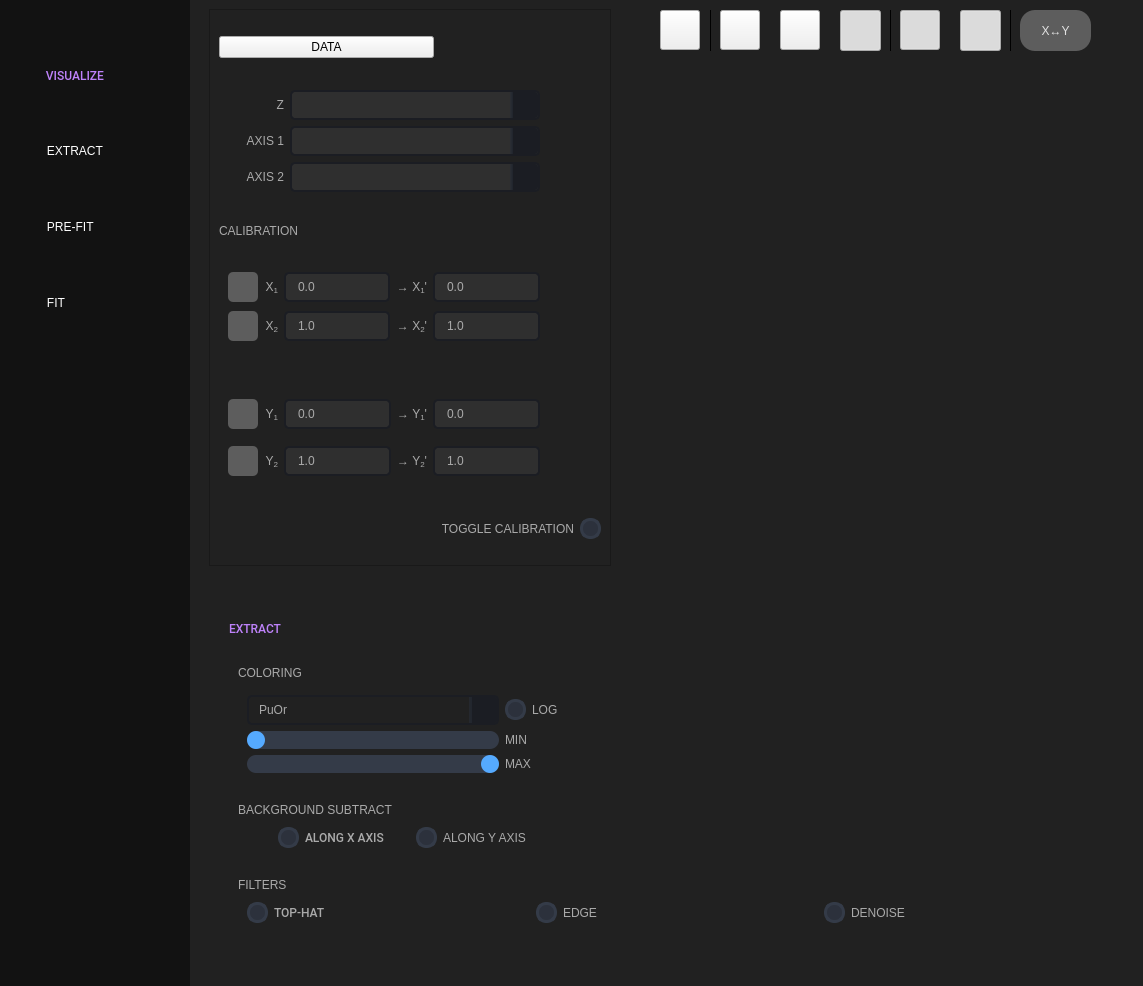
This is resources/ui_window.ui in scqubits/qfit as Qt 5 draws it before an edit. The edited form follows.
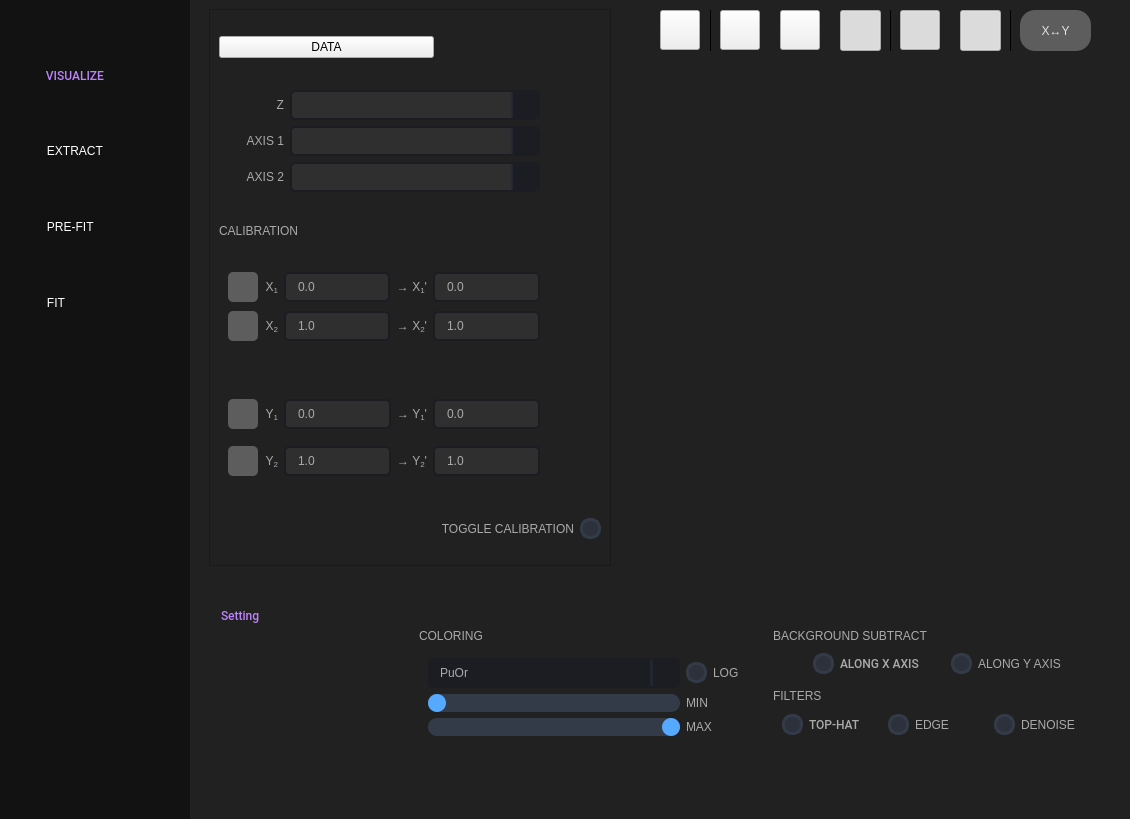
This is the edited form. The open tabs and pages were chosen to show the change. Icons and pictures are not drawn. Custom widgets are drawn as their Qt base class.

Patch:
```diff
--- a/resources/ui_window.ui
+++ b/resources/ui_window.ui
@@ -13,8 +13,8 @@
    <rect>
     <x>0</x>
     <y>0</y>
-    <width>1143</width>
-    <height>965</height>
+    <width>1130</width>
+    <height>792</height>
    </rect>
   </property>
   <property name="sizePolicy">
@@ -848,7 +848,7 @@
           <item row="1" column="1" colspan="3">
            <widget class="QStackedWidget" name="bottomStackedWidget">
             <property name="sizePolicy">
-             <sizepolicy hsizetype="Preferred" vsizetype="MinimumExpanding">
+             <sizepolicy hsizetype="Preferred" vsizetype="Fixed">
               <horstretch>0</horstretch>
               <verstretch>0</verstretch>
              </sizepolicy>
@@ -856,7 +856,7 @@
             <property name="minimumSize">
              <size>
               <width>0</width>
-              <height>200</height>
+              <height>220</height>
              </size>
             </property>
             <property name="styleSheet">
@@ -891,7 +891,7 @@
               <item>
                <widget class="QFrame" name="frame_8">
                 <property name="sizePolicy">
-                 <sizepolicy hsizetype="Preferred" vsizetype="Expanding">
+                 <sizepolicy hsizetype="Preferred" vsizetype="Preferred">
                   <horstretch>0</horstretch>
                   <verstretch>0</verstretch>
                  </sizepolicy>
@@ -904,17 +904,187 @@
 	border: none;
 }</string>
                 </property>
-                <layout class="QVBoxLayout" name="verticalLayout_12">
+                <layout class="QGridLayout" name="gridLayout_5">
                  <property name="leftMargin">
-                  <number>20</number>
+                  <number>12</number>
                  </property>
                  <property name="topMargin">
-                  <number>25</number>
+                  <number>12</number>
                  </property>
+                 <item row="2" column="2">
+                  <widget class="QWidget" name="widget_2" native="true">
+                   <layout class="QVBoxLayout" name="verticalLayout_5">
+                    <property name="topMargin">
+                     <number>0</number>
+                    </property>
+                    <property name="bottomMargin">
+                     <number>0</number>
+                    </property>
                  <item>
+                     <widget class="QPushButton" name="bgndSubtractPushButton">
+                      <property name="text">
+                       <string>BACKGROUND SUBTRACT</string>
+                      </property>
+                      <property name="icon">
+                       <iconset resource="resources.qrc">
+                        <normaloff>:/icons/svg/cil-caret-right.svg</normaloff>
+                        <normalon>:/icons/svg/cil-caret-bottom.svg</normalon>:/icons/svg/cil-caret-right.svg</iconset>
+                      </property>
+                      <property name="checkable">
+                       <bool>true</bool>
+                      </property>
+                      <property name="checked">
+                       <bool>true</bool>
+                      </property>
+                     </widget>
+                    </item>
+                    <item>
+                     <widget class="QFrame" name="bgndSubtractQFrame">
+                      <property name="sizePolicy">
+                       <sizepolicy hsizetype="Fixed" vsizetype="Fixed">
+                        <horstretch>0</horstretch>
+                        <verstretch>0</verstretch>
+                       </sizepolicy>
+                      </property>
+                      <property name="minimumSize">
+                       <size>
+                        <width>330</width>
+                        <height>0</height>
+                       </size>
+                      </property>
+                      <property name="layoutDirection">
+                       <enum>Qt::LeftToRight</enum>
+                      </property>
+                      <layout class="QGridLayout" name="gridLayout_8">
+                       <property name="topMargin">
+                        <number>4</number>
+                       </property>
+                       <property name="horizontalSpacing">
+                        <number>0</number>
+                       </property>
+                       <property name="verticalSpacing">
+                        <number>7</number>
+                       </property>
+                       <item row="3" column="1">
+                        <widget class="QCheckBox" name="bgndSubtractYCheckBox">
+                         <property name="sizePolicy">
+                          <sizepolicy hsizetype="Fixed" vsizetype="Fixed">
+                           <horstretch>0</horstretch>
+                           <verstretch>0</verstretch>
+                          </sizepolicy>
+                         </property>
+                         <property name="toolTip">
+                          <string notr="true">Background subtraction along Y</string>
+                         </property>
+                         <property name="text">
+                          <string notr="true">ALONG Y AXIS</string>
+                         </property>
+                         <property name="tristate">
+                          <bool>false</bool>
+                         </property>
+                        </widget>
+                       </item>
+                       <item row="3" column="0">
+                        <widget class="QCheckBox" name="bgndSubtractXCheckBox">
+                         <property name="sizePolicy">
+                          <sizepolicy hsizetype="Fixed" vsizetype="Fixed">
+                           <horstretch>0</horstretch>
+                           <verstretch>0</verstretch>
+                          </sizepolicy>
+                         </property>
+                         <property name="font">
+                          <font>
+                           <family>Roboto Medium</family>
+                           <pointsize>9</pointsize>
+                          </font>
+                         </property>
+                         <property name="toolTip">
+                          <string notr="true">Background subtraction along X</string>
+                         </property>
+                         <property name="text">
+                          <string notr="true">ALONG X AXIS</string>
+                         </property>
+                         <property name="checked">
+                          <bool>false</bool>
+                         </property>
+                         <property name="tristate">
+                          <bool>false</bool>
+                         </property>
+                        </widget>
+                       </item>
+                      </layout>
+                     </widget>
+                    </item>
+                    <item>
+                     <widget class="QPushButton" name="filtersPushButton">
+                      <property name="text">
+                       <string>FILTERS</string>
+                      </property>
+                      <property name="icon">
+                       <iconset resource="resources.qrc">
+                        <normaloff>:/icons/svg/cil-caret-right.svg</normaloff>
+                        <normalon>:/icons/svg/cil-caret-bottom.svg</normalon>:/icons/svg/cil-caret-right.svg</iconset>
+                      </property>
+                      <property name="checkable">
+                       <bool>true</bool>
+                      </property>
+                     </widget>
+                    </item>
+                    <item>
+                     <widget class="QFrame" name="filterQFrame">
+                      <layout class="QHBoxLayout" name="horizontalLayout_7">
+                       <property name="topMargin">
+                        <number>4</number>
+                       </property>
+                       <item>
+                        <widget class="QCheckBox" name="topHatCheckBox">
+                         <property name="font">
+                          <font>
+                           <family>Roboto Medium</family>
+                           <pointsize>9</pointsize>
+                          </font>
+                         </property>
+                         <property name="toolTip">
+                          <string notr="true"/>
+                         </property>
+                         <property name="text">
+                          <string notr="true">TOP-HAT</string>
+                         </property>
+                        </widget>
+                       </item>
+                       <item>
+                        <widget class="QCheckBox" name="edgeFilterCheckBox">
+                         <property name="toolTip">
+                          <string notr="true"/>
+                         </property>
+                         <property name="text">
+                          <string notr="true">EDGE</string>
+                         </property>
+                        </widget>
+                       </item>
+                       <item>
+                        <widget class="QCheckBox" name="waveletCheckBox">
+                         <property name="toolTip">
+                          <string notr="true"/>
+                         </property>
+                         <property name="text">
+                          <string notr="true">DENOISE</string>
+                         </property>
+                        </widget>
+                       </item>
+                      </layout>
+                     </widget>
+                    </item>
+                   </layout>
+                  </widget>
+                 </item>
+                 <item row="0" column="0" colspan="3">
                   <widget class="QLabel" name="label_4">
+                   <property name="enabled">
+                    <bool>true</bool>
+                   </property>
                    <property name="sizePolicy">
-                    <sizepolicy hsizetype="Preferred" vsizetype="Preferred">
+                    <sizepolicy hsizetype="Preferred" vsizetype="Fixed">
                      <horstretch>0</horstretch>
                      <verstretch>0</verstretch>
                     </sizepolicy>
@@ -937,7 +1107,7 @@
                     <enum>QFrame::NoFrame</enum>
                    </property>
                    <property name="text">
-                    <string>EXTRACT</string>
+                    <string>Setting</string>
                    </property>
                    <property name="alignment">
                     <set>Qt::AlignLeading|Qt::AlignLeft|Qt::AlignTop</set>
@@ -947,70 +1117,15 @@
                    </property>
                   </widget>
                  </item>
-                 <item>
-                  <spacer name="verticalSpacer">
-                   <property name="orientation">
-                    <enum>Qt::Vertical</enum>
-                   </property>
-                   <property name="sizeType">
-                    <enum>QSizePolicy::Fixed</enum>
-                   </property>
-                   <property name="sizeHint" stdset="0">
-                    <size>
-                     <width>20</width>
-                     <height>15</height>
-                    </size>
-                   </property>
-                  </spacer>
-                 </item>
-                 <item>
-                  <widget class="QScrollArea" name="scrollArea">
-                   <property name="minimumSize">
-                    <size>
-                     <width>0</width>
-                     <height>0</height>
-                    </size>
-                   </property>
-                   <property name="maximumSize">
-                    <size>
-                     <width>16777215</width>
-                     <height>1000000</height>
-                    </size>
-                   </property>
-                   <property name="styleSheet">
-                    <string notr="true">background-color: rgb(33,33,33);</string>
-                   </property>
-                   <property name="frameShape">
-                    <enum>QFrame::NoFrame</enum>
-                   </property>
-                   <property name="frameShadow">
-                    <enum>QFrame::Plain</enum>
-                   </property>
-                   <property name="horizontalScrollBarPolicy">
-                    <enum>Qt::ScrollBarAlwaysOff</enum>
-                   </property>
-                   <property name="widgetResizable">
-                    <bool>true</bool>
-                   </property>
-                   <property name="alignment">
-                    <set>Qt::AlignLeading|Qt::AlignLeft|Qt::AlignTop</set>
-                   </property>
-                   <widget class="QWidget" name="scrollAreaWidgetContents_4">
-                    <property name="geometry">
-                     <rect>
-                      <x>0</x>
-                      <y>0</y>
-                      <width>887</width>
-                      <height>366</height>
-                     </rect>
-                    </property>
-                    <property name="sizePolicy">
-                     <sizepolicy hsizetype="Preferred" vsizetype="MinimumExpanding">
-                      <horstretch>0</horstretch>
-                      <verstretch>0</verstretch>
-                     </sizepolicy>
-                    </property>
-                    <layout class="QVBoxLayout" name="verticalLayout_5">
+                 <item row="2" column="1">
+                  <widget class="QWidget" name="widget" native="true">
+                   <layout class="QVBoxLayout" name="verticalLayout_2">
+                    <property name="topMargin">
+                     <number>0</number>
+                    </property>
+                    <property name="bottomMargin">
+                     <number>0</number>
+                    </property>
                      <item>
                       <widget class="QPushButton" name="coloringPushButton">
                        <property name="text">
@@ -1206,209 +1321,34 @@
                        </layout>
                       </widget>
                      </item>
-                     <item>
+                   </layout>
+                  </widget>
+                 </item>
+                 <item row="2" column="0">
+                  <spacer name="horizontalSpacer_11">
+                   <property name="orientation">
+                    <enum>Qt::Horizontal</enum>
+                   </property>
+                   <property name="sizeType">
+                    <enum>QSizePolicy::Fixed</enum>
+                   </property>
+                   <property name="sizeHint" stdset="0">
+                    <size>
+                     <width>40</width>
+                     <height>20</height>
+                    </size>
+                   </property>
+                  </spacer>
+                 </item>
+                 <item row="3" column="2">
                       <spacer name="verticalSpacer_2">
                        <property name="orientation">
                         <enum>Qt::Vertical</enum>
                        </property>
-                       <property name="sizeType">
-                        <enum>QSizePolicy::Fixed</enum>
-                       </property>
                        <property name="sizeHint" stdset="0">
                         <size>
                          <width>20</width>
-                         <height>15</height>
-                        </size>
-                       </property>
-                      </spacer>
-                     </item>
-                     <item>
-                      <widget class="QPushButton" name="bgndSubtractPushButton">
-                       <property name="text">
-                        <string>BACKGROUND SUBTRACT</string>
-                       </property>
-                       <property name="icon">
-                        <iconset resource="resources.qrc">
-                         <normaloff>:/icons/svg/cil-caret-right.svg</normaloff>
-                         <normalon>:/icons/svg/cil-caret-bottom.svg</normalon>:/icons/svg/cil-caret-right.svg</iconset>
-                       </property>
-                       <property name="checkable">
-                        <bool>true</bool>
-                       </property>
-                       <property name="checked">
-                        <bool>true</bool>
-                       </property>
-                      </widget>
-                     </item>
-                     <item>
-                      <widget class="QFrame" name="bgndSubtractQFrame">
-                       <property name="sizePolicy">
-                        <sizepolicy hsizetype="Fixed" vsizetype="Fixed">
-                         <horstretch>0</horstretch>
-                         <verstretch>0</verstretch>
-                        </sizepolicy>
-                       </property>
-                       <property name="minimumSize">
-                        <size>
-                         <width>330</width>
                          <height>0</height>
-                        </size>
-                       </property>
-                       <property name="layoutDirection">
-                        <enum>Qt::LeftToRight</enum>
-                       </property>
-                       <layout class="QGridLayout" name="gridLayout_8">
-                        <property name="topMargin">
-                         <number>4</number>
-                        </property>
-                        <property name="horizontalSpacing">
-                         <number>0</number>
-                        </property>
-                        <property name="verticalSpacing">
-                         <number>7</number>
-                        </property>
-                        <item row="3" column="1">
-                         <widget class="QCheckBox" name="bgndSubtractYCheckBox">
-                          <property name="sizePolicy">
-                           <sizepolicy hsizetype="Fixed" vsizetype="Fixed">
-                            <horstretch>0</horstretch>
-                            <verstretch>0</verstretch>
-                           </sizepolicy>
-                          </property>
-                          <property name="toolTip">
-                           <string notr="true">Background subtraction along Y</string>
-                          </property>
-                          <property name="text">
-                           <string notr="true">ALONG Y AXIS</string>
-                          </property>
-                          <property name="tristate">
-                           <bool>false</bool>
-                          </property>
-                         </widget>
-                        </item>
-                        <item row="3" column="0">
-                         <widget class="QCheckBox" name="bgndSubtractXCheckBox">
-                          <property name="sizePolicy">
-                           <sizepolicy hsizetype="Fixed" vsizetype="Fixed">
-                            <horstretch>0</horstretch>
-                            <verstretch>0</verstretch>
-                           </sizepolicy>
-                          </property>
-                          <property name="font">
-                           <font>
-                            <family>Roboto Medium</family>
-                            <pointsize>9</pointsize>
-                           </font>
-                          </property>
-                          <property name="toolTip">
-                           <string notr="true">Background subtraction along X</string>
-                          </property>
-                          <property name="text">
-                           <string notr="true">ALONG X AXIS</string>
-                          </property>
-                          <property name="checked">
-                           <bool>false</bool>
-                          </property>
-                          <property name="tristate">
-                           <bool>false</bool>
-                          </property>
-                         </widget>
-                        </item>
-                       </layout>
-                      </widget>
-                     </item>
-                     <item>
-                      <spacer name="verticalSpacer_13">
-                       <property name="orientation">
-                        <enum>Qt::Vertical</enum>
-                       </property>
-                       <property name="sizeType">
-                        <enum>QSizePolicy::Fixed</enum>
-                       </property>
-                       <property name="sizeHint" stdset="0">
-                        <size>
-                         <width>20</width>
-                         <height>15</height>
-                        </size>
-                       </property>
-                      </spacer>
-                     </item>
-                     <item>
-                      <widget class="QPushButton" name="filtersPushButton">
-                       <property name="text">
-                        <string>FILTERS</string>
-                       </property>
-                       <property name="icon">
-                        <iconset resource="resources.qrc">
-                         <normaloff>:/icons/svg/cil-caret-right.svg</normaloff>
-                         <normalon>:/icons/svg/cil-caret-bottom.svg</normalon>:/icons/svg/cil-caret-right.svg</iconset>
-                       </property>
-                       <property name="checkable">
-                        <bool>true</bool>
-                       </property>
-                      </widget>
-                     </item>
-                     <item>
-                      <widget class="QFrame" name="filterQFrame">
-                       <layout class="QHBoxLayout" name="horizontalLayout_7">
-                        <property name="topMargin">
-                         <number>4</number>
-                        </property>
-                        <item>
-                         <widget class="QCheckBox" name="topHatCheckBox">
-                          <property name="font">
-                           <font>
-                            <family>Roboto Medium</family>
-                            <pointsize>9</pointsize>
-                           </font>
-                          </property>
-                          <property name="toolTip">
-                           <string notr="true"/>
-                          </property>
-                          <property name="text">
-                           <string notr="true">TOP-HAT</string>
-                          </property>
-                         </widget>
-                        </item>
-                        <item>
-                         <widget class="QCheckBox" name="edgeFilterCheckBox">
-                          <property name="toolTip">
-                           <string notr="true"/>
-                          </property>
-                          <property name="text">
-                           <string notr="true">EDGE</string>
-                          </property>
-                         </widget>
-                        </item>
-                        <item>
-                         <widget class="QCheckBox" name="waveletCheckBox">
-                          <property name="toolTip">
-                           <string notr="true"/>
-                          </property>
-                          <property name="text">
-                           <string notr="true">DENOISE</string>
-                          </property>
-                         </widget>
-                        </item>
-                       </layout>
-                      </widget>
-                     </item>
-                    </layout>
-                   </widget>
-                  </widget>
-                 </item>
-                 <item>
-                  <spacer name="verticalSpacer_12">
-                   <property name="orientation">
-                    <enum>Qt::Vertical</enum>
-                   </property>
-                   <property name="sizeType">
-                    <enum>QSizePolicy::Fixed</enum>
-                   </property>
-                   <property name="sizeHint" stdset="0">
-                    <size>
-                     <width>20</width>
-                     <height>15</height>
                     </size>
                    </property>
                   </spacer>
```
Left out of the diff: 418 changed lines with no effect on the pictures. Lines whose indentation alone changed are shown as unchanged.
